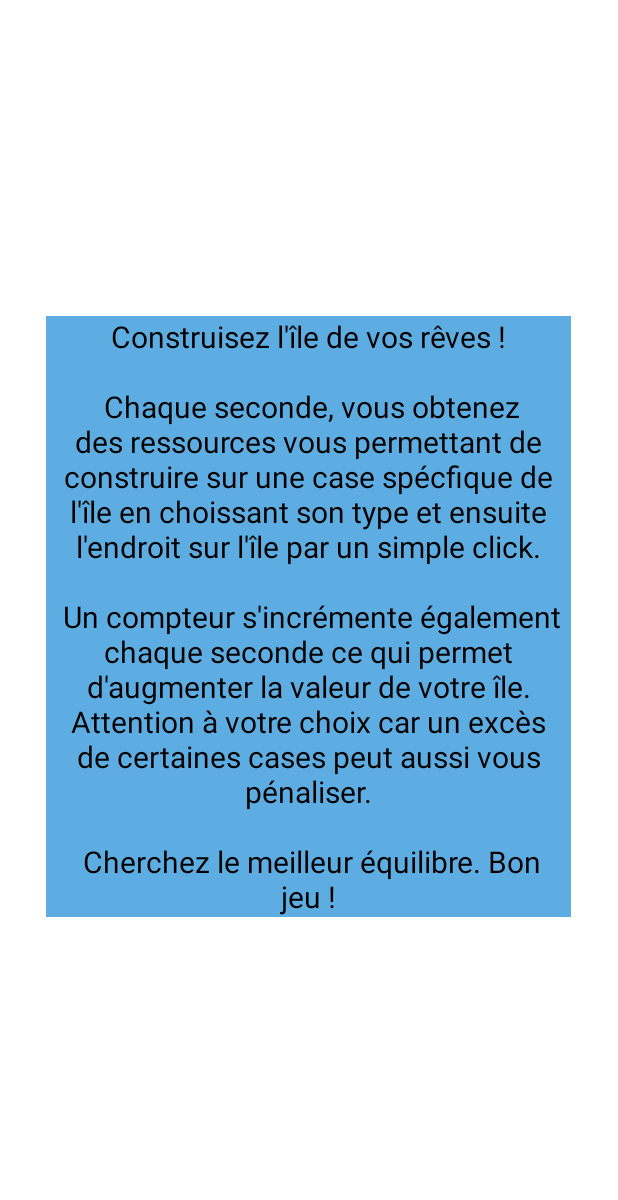
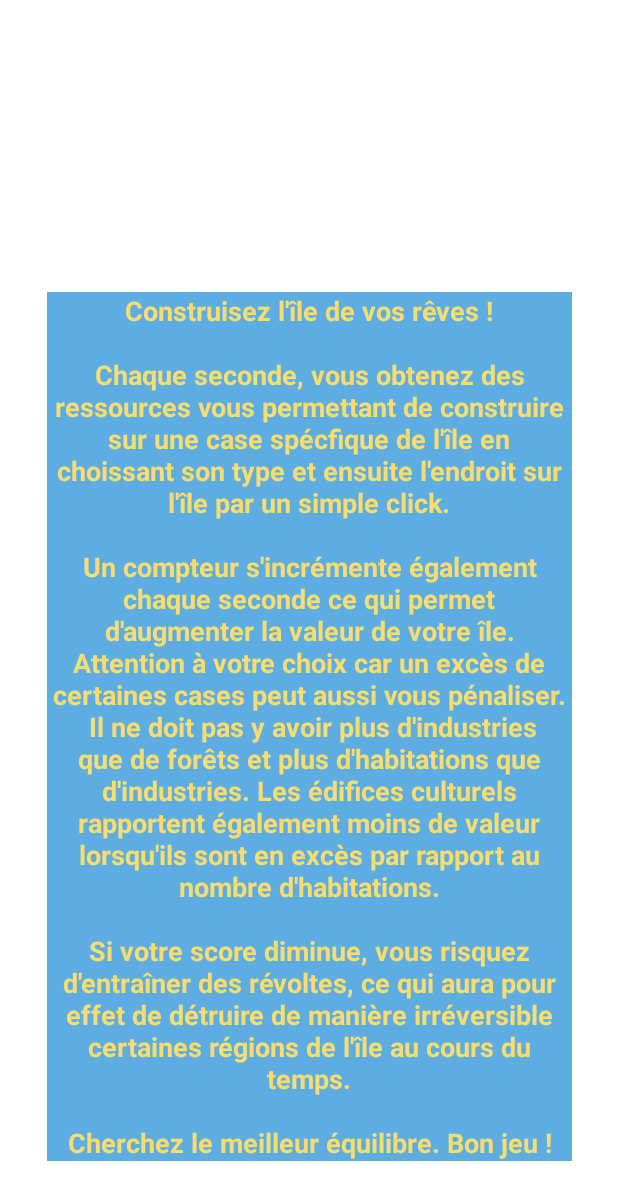
Before and after one commit to Dhanssens-123/Vtopia, an Android app: the Tips screen opened directly, with no data from a screen before it, on a phone screen of 412 x 824 dp. Shown: the top 1200 px of the screen. Run offline under Robolectric (Android 15) with nearby library versions, the phone set to English and light mode, and no system bars; 2 statements that could not run were skipped.

Commit message:
Modif Tips Screen && Clouds

```diff
--- a/app/src/main/java/com/example/vtopia/Cloud.kt
+++ b/app/src/main/java/com/example/vtopia/Cloud.kt
@@ -13,8 +13,13 @@ class Cloud (x: Float, y: Float, w : Float, h : Float, context: Context) : Aeria
     private var vy = random.nextFloat()*1.5f
     private var counterx = 0
     private var countery = 0
+    private var COLOR_PERIOD = 100
 
     private var sprite = BitmapFactory.decodeResource(context.resources, R.drawable.cloud).extractAlpha()
+
+    init{
+        paint.color = color
+    }
 
     override fun draw(canvas: Canvas?) {
         counterx = (counterx + 1)%tempox
@@ -23,7 +28,8 @@ class Cloud (x: Float, y: Float, w : Float, h : Float, context: Context) : Aeria
         if (countery == tempoy/2) vy = -vy
         vibrate(r,vx,vy)
 
-        paint.color = color
+        if (counterx%COLOR_PERIOD == COLOR_PERIOD/2) changeColor(paint)
+
         canvas?.drawBitmap(sprite, null, r, paint)
     }
 
@@ -36,6 +42,6 @@ class Cloud (x: Float, y: Float, w : Float, h : Float, context: Context) : Aeria
     }
 
     override fun changeColor(paint: Paint) {
-        TODO("Not yet implemented")
+        paint.color = Color.argb(255,100+random.nextInt(155),255,255)
     }
 }
--- a/app/src/main/java/com/example/vtopia/IconTime.kt
+++ b/app/src/main/java/com/example/vtopia/IconTime.kt
@@ -50,6 +50,6 @@ class IconTime(_x: Float, _y: Float, _w: Float, _h: Float) : Icone(_x,_y,_w,_h),
     }
 
     override fun changeColor(paint: Paint) {
-        paintText.color = Color.argb(255,255,random.nextInt(255), random.nextInt(255))
+        paint.color = Color.argb(255,255,random.nextInt(255), random.nextInt(255))
     }
 }
--- a/app/src/main/java/com/example/vtopia/WelcomeScreen.kt
+++ b/app/src/main/java/com/example/vtopia/WelcomeScreen.kt
@@ -9,6 +9,7 @@ import android.view.View
 import android.view.animation.AnimationUtils
 import android.widget.ImageButton
 import android.widget.ImageView
+import android.widget.TextView
 import android.widget.Toast
 import androidx.appcompat.app.AppCompatActivity
 import androidx.core.content.ContextCompat
@@ -23,7 +24,6 @@ class WelcomeScreen() : AppCompatActivity(), Parcelable {
         super.onCreate(savedInstanceState)
         setContentView(R.layout.activity_welcome_screen)
         var translate = AnimationUtils.loadAnimation(this, R.anim.translate)
-
         airplane.startAnimation(translate)
     }
 
--- a/app/src/main/res/layout/activity_tips.xml
+++ b/app/src/main/res/layout/activity_tips.xml
@@ -17,16 +17,16 @@
         android:id="@+id/textView"
         android:layout_width="350dp"
         android:layout_height="wrap_content"
+        android:layout_marginBottom="50dp"
         android:background="@color/sea"
+        android:text="@string/rule"
+        android:textColor="@color/yellow"
+        android:textStyle="bold"
         android:gravity="center_horizontal"
-        android:text="@string/rule"
-        android:textColor="@color/black"
-        android:textSize="20sp"
+        android:textSize="18sp"
         app:layout_constraintBottom_toBottomOf="parent"
         app:layout_constraintEnd_toEndOf="parent"
-        app:layout_constraintHorizontal_bias="0.491"
-        app:layout_constraintStart_toStartOf="parent"
-        app:layout_constraintTop_toTopOf="parent"
-        app:layout_constraintVertical_bias="0.498" />
+        app:layout_constraintHorizontal_bias="0.5"
+        app:layout_constraintStart_toStartOf="parent" />
 
 </androidx.constraintlayout.widget.ConstraintLayout>
--- a/app/src/main/res/values/strings.xml
+++ b/app/src/main/res/values/strings.xml
@@ -11,14 +11,15 @@
     <string name="tips_ans_tricks">Règles</string>
     <string name="rule">
         Construisez l\'île de vos rêves !\n
-        \n
-        Chaque seconde, vous obtenez des ressources vous permettant
+        \nChaque seconde, vous obtenez des ressources vous permettant
         de construire sur une case spécfique de l\'île en choissant son type et ensuite l\'endroit sur l\'île
         par un simple click.\n
-        \n
-        Un compteur s\'incrémente également chaque seconde ce qui permet d\'augmenter la valeur de votre île.
+        \nUn compteur s\'incrémente également chaque seconde ce qui permet d\'augmenter la valeur de votre île.
         Attention à votre choix car un excès de certaines cases peut aussi vous pénaliser.\n
-        \n
-        Cherchez le meilleur équilibre. Bon jeu !
+        Il ne doit pas y avoir plus d\'industries que de forêts et plus d\'habitations que d\'industries. Les édifices culturels
+        rapportent également moins de valeur lorsqu\'ils sont en excès par rapport au nombre d\'habitations.\n
+        \nSi votre score diminue, vous risquez d\'entraîner des révoltes, ce qui aura pour effet de détruire de manière irréversible
+        certaines régions de l\'île au cours du temps.\n
+        \nCherchez le meilleur équilibre. Bon jeu !
     </string>
 </resources>
```
Also changed, not shown: app/src/main/res/layout/activity_welcome_screen.xml (+31 -16 lines).
